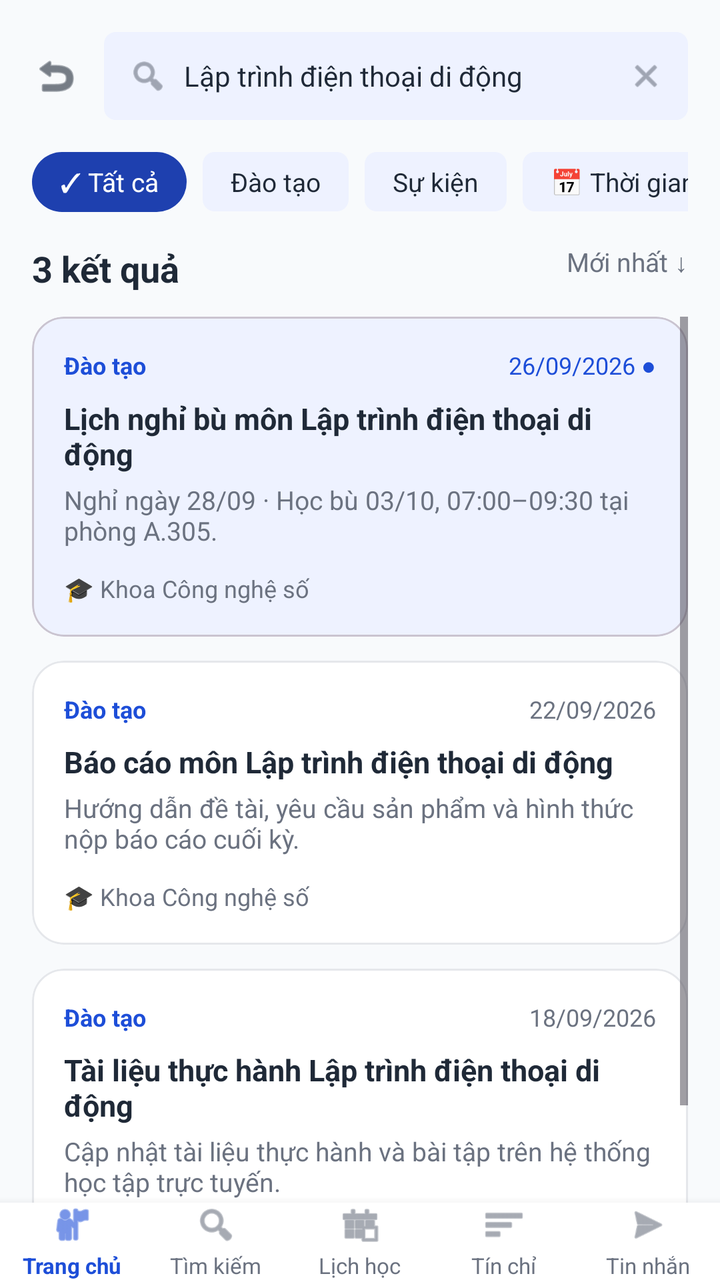
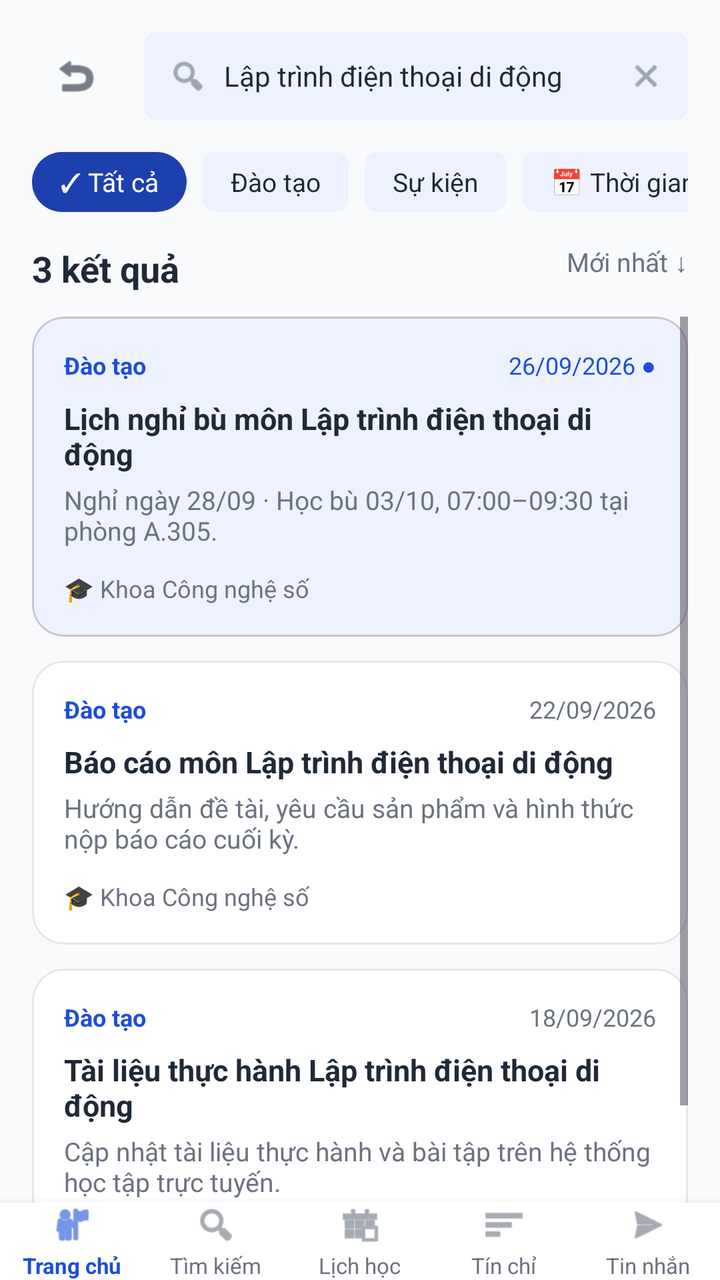

Compare the two renders of this Android layout. The source of the first and the diff that turns it into the second are given below.
<!-- AndroidManifest.xml: application theme Theme.XayDung -->
<!-- res/layout/activity_search_notification.xml -->
<?xml version="1.0" encoding="utf-8"?>
<RelativeLayout xmlns:android="http://schemas.android.com/apk/res/android"
    xmlns:app="http://schemas.android.com/apk/res-auto"
    android:layout_width="match_parent"
    android:layout_height="match_parent"
    android:background="@color/figma_bg">

    <LinearLayout
        android:layout_width="match_parent"
        android:layout_height="match_parent"
        android:layout_above="@id/bottomNavigation"
        android:orientation="vertical">

        
        <LinearLayout
            android:layout_width="match_parent"
            android:layout_height="wrap_content"
            android:orientation="horizontal"
            android:padding="16dp"
            android:gravity="center_vertical">

            <ImageView
                android:id="@+id/btnBack"
                android:layout_width="24dp"
                android:layout_height="24dp"
                android:src="@android:drawable/ic_menu_revert"
                android:contentDescription="Back"
                app:tint="@color/figma_text_primary" />

            <LinearLayout
                android:layout_width="0dp"
                android:layout_height="44dp"
                android:layout_weight="1"
                android:layout_marginStart="12dp"
                android:background="@drawable/bg_tag_chip"
                android:orientation="horizontal"
                android:gravity="center_vertical"
                android:paddingHorizontal="12dp">

                <ImageView
                    android:layout_width="20dp"
                    android:layout_height="20dp"
                    android:src="@android:drawable/ic_menu_search"
                    android:contentDescription="Search"
                    app:tint="@color/figma_text_secondary" />

                <EditText
                    android:id="@+id/etSearch"
                    android:layout_width="0dp"
                    android:layout_height="wrap_content"
                    android:layout_weight="1"
                    android:layout_marginStart="8dp"
                    android:background="@null"
                    android:text="Lập trình điện thoại di động"
                    android:textColor="@color/figma_text_primary"
                    android:textSize="14sp" />

                <ImageView
                    android:id="@+id/btnClearSearch"
                    android:layout_width="18dp"
                    android:layout_height="18dp"
                    android:src="@android:drawable/ic_menu_close_clear_cancel"
                    android:contentDescription="Clear"
                    app:tint="@color/figma_text_secondary" />
            </LinearLayout>
        </LinearLayout>

        
        <HorizontalScrollView
            android:layout_width="match_parent"
            android:layout_height="wrap_content"
            android:scrollbars="none"
            android:paddingHorizontal="16dp"
            android:layout_marginBottom="16dp">

            <LinearLayout
                android:layout_width="wrap_content"
                android:layout_height="wrap_content"
                android:orientation="horizontal">

                <TextView
                    android:layout_width="wrap_content"
                    android:layout_height="wrap_content"
                    android:background="@drawable/bg_blue_card"
                    android:paddingHorizontal="14dp"
                    android:paddingVertical="6dp"
                    android:text="✓ Tất cả"
                    android:textColor="@color/white"
                    android:textSize="13sp" />

                <TextView
                    android:layout_width="wrap_content"
                    android:layout_height="wrap_content"
                    android:layout_marginStart="8dp"
                    android:background="@drawable/bg_tag_chip"
                    android:paddingHorizontal="14dp"
                    android:paddingVertical="6dp"
                    android:text="Đào tạo"
                    android:textColor="@color/figma_text_primary"
                    android:textSize="13sp" />

                <TextView
                    android:layout_width="wrap_content"
                    android:layout_height="wrap_content"
                    android:layout_marginStart="8dp"
                    android:background="@drawable/bg_tag_chip"
                    android:paddingHorizontal="14dp"
                    android:paddingVertical="6dp"
                    android:text="Sự kiện"
                    android:textColor="@color/figma_text_primary"
                    android:textSize="13sp" />

                <TextView
                    android:layout_width="wrap_content"
                    android:layout_height="wrap_content"
                    android:layout_marginStart="8dp"
                    android:background="@drawable/bg_tag_chip"
                    android:paddingHorizontal="14dp"
                    android:paddingVertical="6dp"
                    android:text="📅 Thời gian"
                    android:textColor="@color/figma_text_primary"
                    android:textSize="13sp" />

                <TextView
                    android:layout_width="wrap_content"
                    android:layout_height="wrap_content"
                    android:layout_marginStart="8dp"
                    android:background="@drawable/bg_tag_chip"
                    android:paddingHorizontal="14dp"
                    android:paddingVertical="6dp"
                    android:text="⚙ Đơn vị gửi"
                    android:textColor="@color/figma_text_primary"
                    android:textSize="13sp" />
            </LinearLayout>
        </HorizontalScrollView>

        
        <RelativeLayout
            android:layout_width="match_parent"
            android:layout_height="wrap_content"
            android:paddingHorizontal="16dp"
            android:layout_marginBottom="12dp">

            <TextView
                android:layout_width="wrap_content"
                android:layout_height="wrap_content"
                android:text="3 kết quả"
                android:textColor="@color/figma_text_primary"
                android:textSize="18sp"
                android:textStyle="bold" />

            <TextView
                android:layout_width="wrap_content"
                android:layout_height="wrap_content"
                android:layout_alignParentEnd="true"
                android:text="Mới nhất ↓"
                android:textColor="@color/figma_text_secondary"
                android:textSize="13sp" />
        </RelativeLayout>

        
        <ScrollView
            android:layout_width="match_parent"
            android:layout_height="match_parent"
            android:paddingHorizontal="16dp">

            <LinearLayout
                android:layout_width="match_parent"
                android:layout_height="wrap_content"
                android:orientation="vertical">

                
                <com.google.android.material.card.MaterialCardView
                    android:layout_width="match_parent"
                    android:layout_height="wrap_content"
                    android:layout_marginBottom="12dp"
                    app:cardCornerRadius="16dp"
                    app:cardElevation="0dp"
                    app:cardBackgroundColor="@color/figma_blue_light">

                    <LinearLayout
                        android:layout_width="match_parent"
                        android:layout_height="wrap_content"
                        android:orientation="vertical"
                        android:padding="16dp">

                        <RelativeLayout
                            android:layout_width="match_parent"
                            android:layout_height="wrap_content">

                            <TextView
                                android:layout_width="wrap_content"
                                android:layout_height="wrap_content"
                                android:text="Đào tạo"
                                android:textColor="@color/figma_blue"
                                android:textSize="12sp"
                                android:textStyle="bold" />

                            <TextView
                                android:layout_width="wrap_content"
                                android:layout_height="wrap_content"
                                android:layout_alignParentEnd="true"
                                android:text="26/09/2026 ●"
                                android:textColor="@color/figma_blue"
                                android:textSize="12sp" />
                        </RelativeLayout>

                        <TextView
                            android:layout_width="match_parent"
                            android:layout_height="wrap_content"
                            android:layout_marginTop="8dp"
                            android:text="Lịch nghỉ bù môn Lập trình điện thoại di động"
                            android:textColor="@color/figma_text_primary"
                            android:textSize="15sp"
                            android:textStyle="bold" />

                        <TextView
                            android:layout_width="match_parent"
                            android:layout_height="wrap_content"
                            android:layout_marginTop="4dp"
                            android:text="Nghỉ ngày 28/09 · Học bù 03/10, 07:00–09:30 tại phòng A.305."
                            android:textColor="@color/figma_text_secondary"
                            android:textSize="13sp" />

                        <TextView
                            android:layout_width="wrap_content"
                            android:layout_height="wrap_content"
                            android:layout_marginTop="12dp"
                            android:text="🎓 Khoa Công nghệ số"
                            android:textColor="@color/figma_text_secondary"
                            android:textSize="12sp" />
                    </LinearLayout>
                </com.google.android.material.card.MaterialCardView>

                
                <com.google.android.material.card.MaterialCardView
                    android:layout_width="match_parent"
                    android:layout_height="wrap_content"
                    android:layout_marginBottom="12dp"
                    app:cardCornerRadius="16dp"
                    app:cardElevation="0dp"
                    app:cardBackgroundColor="@color/white"
                    app:strokeColor="@color/figma_card_border"
                    app:strokeWidth="1dp">

                    <LinearLayout
                        android:layout_width="match_parent"
                        android:layout_height="wrap_content"
                        android:orientation="vertical"
                        android:padding="16dp">

                        <RelativeLayout
                            android:layout_width="match_parent"
                            android:layout_height="wrap_content">

                            <TextView
                                android:layout_width="wrap_content"
                                android:layout_height="wrap_content"
                                android:text="Đào tạo"
                                android:textColor="@color/figma_blue"
                                android:textSize="12sp"
                                android:textStyle="bold" />

                            <TextView
                                android:layout_width="wrap_content"
                                android:layout_height="wrap_content"
                                android:layout_alignParentEnd="true"
                                android:text="22/09/2026"
                                android:textColor="@color/figma_text_secondary"
                                android:textSize="12sp" />
                        </RelativeLayout>

                        <TextView
                            android:layout_width="match_parent"
                            android:layout_height="wrap_content"
                            android:layout_marginTop="8dp"
                            android:text="Báo cáo môn Lập trình điện thoại di động"
                            android:textColor="@color/figma_text_primary"
                            android:textSize="15sp"
                            android:textStyle="bold" />

                        <TextView
                            android:layout_width="match_parent"
                            android:layout_height="wrap_content"
                            android:layout_marginTop="4dp"
                            android:text="Hướng dẫn đề tài, yêu cầu sản phẩm và hình thức nộp báo cáo cuối kỳ."
                            android:textColor="@color/figma_text_secondary"
                            android:textSize="13sp" />

                        <TextView
                            android:layout_width="wrap_content"
                            android:layout_height="wrap_content"
                            android:layout_marginTop="12dp"
                            android:text="🎓 Khoa Công nghệ số"
                            android:textColor="@color/figma_text_secondary"
                            android:textSize="12sp" />
                    </LinearLayout>
                </com.google.android.material.card.MaterialCardView>

                
                <com.google.android.material.card.MaterialCardView
                    android:layout_width="match_parent"
                    android:layout_height="wrap_content"
                    android:layout_marginBottom="12dp"
                    app:cardCornerRadius="16dp"
                    app:cardElevation="0dp"
                    app:cardBackgroundColor="@color/white"
                    app:strokeColor="@color/figma_card_border"
                    app:strokeWidth="1dp">

                    <LinearLayout
                        android:layout_width="match_parent"
                        android:layout_height="wrap_content"
                        android:orientation="vertical"
                        android:padding="16dp">

                        <RelativeLayout
                            android:layout_width="match_parent"
                            android:layout_height="wrap_content">

                            <TextView
                                android:layout_width="wrap_content"
                                android:layout_height="wrap_content"
                                android:text="Đào tạo"
                                android:textColor="@color/figma_blue"
                                android:textSize="12sp"
                                android:textStyle="bold" />

                            <TextView
                                android:layout_width="wrap_content"
                                android:layout_height="wrap_content"
                                android:layout_alignParentEnd="true"
                                android:text="18/09/2026"
                                android:textColor="@color/figma_text_secondary"
                                android:textSize="12sp" />
                        </RelativeLayout>

                        <TextView
                            android:layout_width="match_parent"
                            android:layout_height="wrap_content"
                            android:layout_marginTop="8dp"
                            android:text="Tài liệu thực hành Lập trình điện thoại di động"
                            android:textColor="@color/figma_text_primary"
                            android:textSize="15sp"
                            android:textStyle="bold" />

                        <TextView
                            android:layout_width="match_parent"
                            android:layout_height="wrap_content"
                            android:layout_marginTop="4dp"
                            android:text="Cập nhật tài liệu thực hành và bài tập trên hệ thống học tập trực tuyến."
                            android:textColor="@color/figma_text_secondary"
                            android:textSize="13sp" />

                        <TextView
                            android:layout_width="wrap_content"
                            android:layout_height="wrap_content"
                            android:layout_marginTop="12dp"
                            android:text="🎓 Khoa Công nghệ số"
                            android:textColor="@color/figma_text_secondary"
                            android:textSize="12sp" />
                    </LinearLayout>
                </com.google.android.material.card.MaterialCardView>

            </LinearLayout>
        </ScrollView>

    </LinearLayout>

    <include
        android:id="@+id/bottomNavigation"
        layout="@layout/layout_bottom_nav"
        android:layout_width="match_parent"
        android:layout_height="wrap_content"
        android:layout_alignParentBottom="true" />

</RelativeLayout>
<!-- res/layout/layout_bottom_nav.xml (included above) -->
<?xml version="1.0" encoding="utf-8"?>
<LinearLayout xmlns:android="http://schemas.android.com/apk/res/android"
    xmlns:app="http://schemas.android.com/apk/res-auto"
    android:layout_width="match_parent"
    android:layout_height="64dp"
    android:background="@color/white"
    android:elevation="8dp"
    android:orientation="horizontal"
    android:gravity="center_vertical">

    
    <LinearLayout
        android:id="@+id/navHome"
        android:layout_width="0dp"
        android:layout_height="match_parent"
        android:layout_weight="1"
        android:gravity="center"
        android:orientation="vertical"
        android:clickable="true"
        android:focusable="true">

        <ImageView
            android:id="@+id/iconHome"
            android:layout_width="22dp"
            android:layout_height="22dp"
            android:src="@android:drawable/ic_menu_myplaces"
            android:contentDescription="Trang chủ"
            app:tint="@color/figma_blue" />

        <TextView
            android:id="@+id/textHome"
            android:layout_width="wrap_content"
            android:layout_height="wrap_content"
            android:layout_marginTop="2dp"
            android:text="Trang chủ"
            android:textColor="@color/figma_blue"
            android:textSize="11sp"
            android:textStyle="bold" />
    </LinearLayout>

    
    <LinearLayout
        android:id="@+id/navSearch"
        android:layout_width="0dp"
        android:layout_height="match_parent"
        android:layout_weight="1"
        android:gravity="center"
        android:orientation="vertical"
        android:clickable="true"
        android:focusable="true">

        <ImageView
            android:id="@+id/iconSearch"
            android:layout_width="22dp"
            android:layout_height="22dp"
            android:src="@android:drawable/ic_menu_search"
            android:contentDescription="Tìm kiếm"
            app:tint="@color/figma_text_secondary" />

        <TextView
            android:id="@+id/textSearch"
            android:layout_width="wrap_content"
            android:layout_height="wrap_content"
            android:layout_marginTop="2dp"
            android:text="Tìm kiếm"
            android:textColor="@color/figma_text_secondary"
            android:textSize="11sp" />
    </LinearLayout>

    
    <LinearLayout
        android:id="@+id/navSchedule"
        android:layout_width="0dp"
        android:layout_height="match_parent"
        android:layout_weight="1"
        android:gravity="center"
        android:orientation="vertical"
        android:clickable="true"
        android:focusable="true">

        <ImageView
            android:id="@+id/iconSchedule"
            android:layout_width="22dp"
            android:layout_height="22dp"
            android:src="@android:drawable/ic_menu_today"
            android:contentDescription="Lịch học"
            app:tint="@color/figma_text_secondary" />

        <TextView
            android:id="@+id/textSchedule"
            android:layout_width="wrap_content"
            android:layout_height="wrap_content"
            android:layout_marginTop="2dp"
            android:text="Lịch học"
            android:textColor="@color/figma_text_secondary"
            android:textSize="11sp" />
    </LinearLayout>

    
    <LinearLayout
        android:id="@+id/navCredit"
        android:layout_width="0dp"
        android:layout_height="match_parent"
        android:layout_weight="1"
        android:gravity="center"
        android:orientation="vertical"
        android:clickable="true"
        android:focusable="true">

        <ImageView
            android:id="@+id/iconCredit"
            android:layout_width="22dp"
            android:layout_height="22dp"
            android:src="@android:drawable/ic_menu_sort_by_size"
            android:contentDescription="Tín chỉ"
            app:tint="@color/figma_text_secondary" />

        <TextView
            android:id="@+id/textCredit"
            android:layout_width="wrap_content"
            android:layout_height="wrap_content"
            android:layout_marginTop="2dp"
            android:text="Tín chỉ"
            android:textColor="@color/figma_text_secondary"
            android:textSize="11sp" />
    </LinearLayout>

    
    <LinearLayout
        android:id="@+id/navMessage"
        android:layout_width="0dp"
        android:layout_height="match_parent"
        android:layout_weight="1"
        android:gravity="center"
        android:orientation="vertical"
        android:clickable="true"
        android:focusable="true">

        <ImageView
            android:id="@+id/iconMessage"
            android:layout_width="22dp"
            android:layout_height="22dp"
            android:src="@android:drawable/ic_menu_send"
            android:contentDescription="Tin nhắn"
            app:tint="@color/figma_text_secondary" />

        <TextView
            android:id="@+id/textMessage"
            android:layout_width="wrap_content"
            android:layout_height="wrap_content"
            android:layout_marginTop="2dp"
            android:text="Tin nhắn"
            android:textColor="@color/figma_text_secondary"
            android:textSize="11sp" />
    </LinearLayout>

</LinearLayout>
<!-- resources referenced by this layout -->
<resources>
  <color name="figma_bg">#F8FAFC</color>
  <color name="figma_blue">#1D4ED8</color>
  <color name="figma_blue_light">#EEF2FF</color>
  <color name="figma_card_border">#E5E7EB</color>
  <color name="figma_text_primary">#1F2937</color>
  <color name="figma_text_secondary">#6B7280</color>
  <color name="white">#FFFFFFFF</color>
  <!-- drawable bg_blue_card (drawable) -->
  <?xml version="1.0" encoding="utf-8"?>
  <shape xmlns:android="http://schemas.android.com/apk/res/android"
      android:shape="rectangle">
      <solid android:color="@color/figma_blue_dark" />
      <corners android:radius="16dp" />
  </shape>
  <!-- drawable bg_tag_chip (drawable) -->
  <?xml version="1.0" encoding="utf-8"?>
  <shape xmlns:android="http://schemas.android.com/apk/res/android"
      android:shape="rectangle">
      <solid android:color="@color/figma_blue_light" />
      <corners android:radius="6dp" />
  </shape>
  <style name="Theme.XayDung" parent="Base.Theme.XayDung" />
  <color name="figma_blue_dark">#1E40AF</color>
  <style name="Base.Theme.XayDung" parent="Theme.Material3.DayNight.NoActionBar">
          <item name="colorPrimary">@color/figma_blue</item>
          <item name="colorPrimaryDark">@color/figma_blue_dark</item>
          <item name="colorSecondary">@color/figma_blue</item>
          <item name="android:windowBackground">@color/figma_bg</item>
      </style>
</resources>

<!-- the commit's change to res/layout/activity_search_notification.xml (unified diff, before → after) -->
@@ -21,8 +21,12 @@
 
             <ImageView
                 android:id="@+id/btnBack"
-                android:layout_width="24dp"
-                android:layout_height="24dp"
+                android:layout_width="44dp"
+                android:layout_height="44dp"
+                android:padding="10dp"
+                android:clickable="true"
+                android:focusable="true"
+                android:background="?attr/selectableItemBackgroundBorderless"
                 android:src="@android:drawable/ic_menu_revert"
                 android:contentDescription="Back"
                 app:tint="@color/figma_text_primary" />
